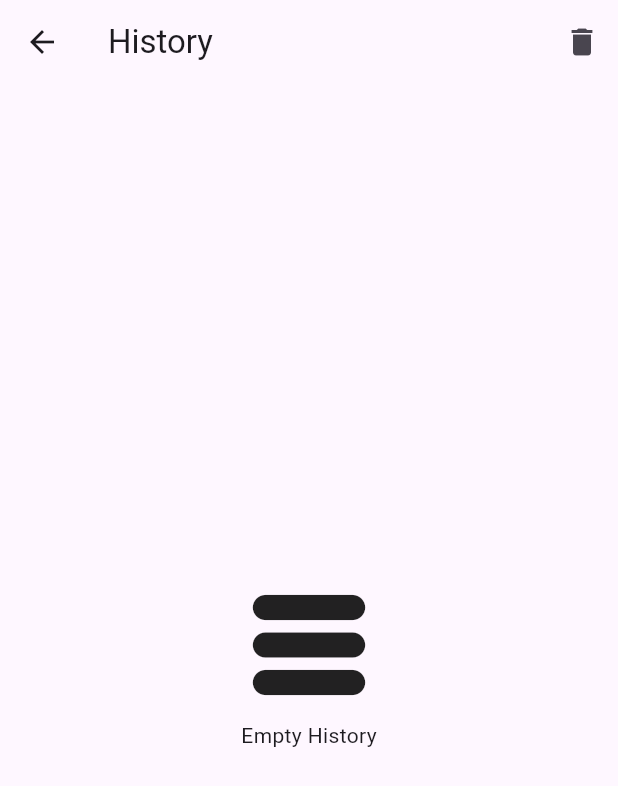
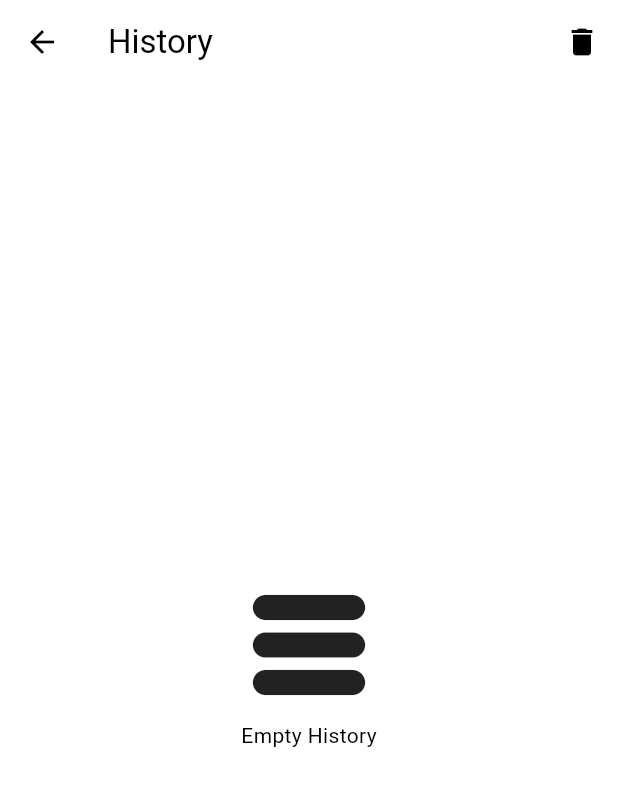
Before and after one commit to Ahmed-Khaled-ibrahem/mokarabia, a Flutter app: the HomeScreen screen opened directly, after a tap on the "add circle" icon, after a tap on "History", on a phone screen of 412 x 824 dp. Shown: the top 786 px of the screen. Run offline on Flutter 3.47's test engine with Material 2 defaults, Android fonts, the phone set to English and light mode, and no system bars; our stand-ins replace dio, firebase_core, firebase_database, firebase_messaging, flutter_bloc, flutter_slidable and 3 more; accounts and stored records are empty.

Commit message:
initialise app theme

```diff
--- a/lib/cubit/app_cubit.dart
+++ b/lib/cubit/app_cubit.dart
@@ -7,7 +7,6 @@ import 'package:mokarabia/model/order.dart';
 import 'package:mokarabia/model/order_sent_state.dart';
 import 'package:mokarabia/model/product.dart';
 import 'package:mokarabia/repo/sql.dart';
-import 'package:motion_toast/motion_toast.dart';
 import '../repo/pref_helper.dart';
 import 'app_states.dart';
 import 'package:flutter_bloc/flutter_bloc.dart';
@@ -107,6 +106,7 @@ class AppCubit extends Cubit<AppStates> {
 
       historyTable.insertRow(myOrder.export());
 
+      sendNotification(myOrder.personName);
       // var map = await historyTable.readData();
 
     }).
--- a/lib/repo/pref_helper.dart
+++ b/lib/repo/pref_helper.dart
@@ -5,6 +5,7 @@ import 'package:shared_preferences/shared_preferences.dart';
 enum PreferenceKey {
   loginState,
   userName,
+  theme
 }
 
 extension KeyExtension on PreferenceKey {
@@ -14,6 +15,8 @@ extension KeyExtension on PreferenceKey {
         return 'loginState';
       case PreferenceKey.userName:
         return 'userName';
+      case PreferenceKey.theme:
+        return 'theme';
     }
   }
 }
--- a/lib/view/layout/admin/admin_home_screen.dart
+++ b/lib/view/layout/admin/admin_home_screen.dart
@@ -1,3 +1,4 @@
+import 'package:firebase_messaging/firebase_messaging.dart';
 import 'package:flutter/material.dart';
 import 'package:flutter_bloc/flutter_bloc.dart';
 import 'package:mokarabia/model/login_states.dart';
@@ -63,9 +64,12 @@ class AdminHomeScreen extends StatelessWidget {
                   IconButton(onPressed: (){
 
                     showConfirmDialog(context,(){
+
                       Navigator.of(context).pop();
                       PreferenceHelper.putDataInSharedPreference(value: LoginState.none, key: PreferenceKey.loginState);
                       navigateReplacementTo(context, LoginScreen());
+                      FirebaseMessaging.instance.unsubscribeFromTopic("alert");
+
                     },'Logout','Are you sure that you want to Logout');
 
                     }, icon: const Icon(Icons.logout)),
--- a/lib/view/layout/admin/summury_screen.dart
+++ b/lib/view/layout/admin/summury_screen.dart
@@ -13,9 +13,9 @@ class SummaryScreen extends StatelessWidget {
         AppCubit cubit = AppCubit.get(context);
 
         return Scaffold(
-          floatingActionButton: FloatingActionButton(onPressed: () {
-            cubit.sendNotification('ahmed k');
-          }),
+          // floatingActionButton: FloatingActionButton(onPressed: () {
+          //   cubit.sendNotification('ahmed k');
+          // }),
           body: Column(
             children: [
               Row(
--- a/lib/view/layout/login/login_screen.dart
+++ b/lib/view/layout/login/login_screen.dart
@@ -1,5 +1,7 @@
 import 'dart:async';
+import 'package:firebase_messaging/firebase_messaging.dart';
 import 'package:flutter/material.dart';
+import 'package:flutter/services.dart';
 import 'package:flutter_bloc/flutter_bloc.dart';
 import 'package:lottie/lottie.dart';
 import 'package:mokarabia/cubit/app_cubit.dart';
@@ -21,7 +23,12 @@ class LoginScreen extends StatelessWidget {
 
   @override
   Widget build(BuildContext context) {
-    return GestureDetector(
+
+    return AnnotatedRegion<SystemUiOverlayStyle>(
+      value: Theme.of(context).brightness == Brightness.light?
+      SystemUiOverlayStyle.dark:SystemUiOverlayStyle.light,
+
+      child: GestureDetector(
         onTap: () {
           FocusScopeNode currentFocus = FocusScope.of(context);
           if (!currentFocus.hasPrimaryFocus) {
@@ -58,7 +65,7 @@ class LoginScreen extends StatelessWidget {
           return shouldPop!;
         },
         child: Scaffold(
-          backgroundColor: darkMainColor,
+            backgroundColor: Theme.of(context).colorScheme.primary,
             body: SafeArea(
               child: SingleChildScrollView(
                 child: Column(
@@ -70,8 +77,9 @@ class LoginScreen extends StatelessWidget {
                       ],
                     ),
                     Transform.scale(
-                    scale: 1.5,
-                    child: Lottie.asset(
+                      scale: Theme.of(context).brightness == Brightness.dark? 1:1.5,
+                      child: Lottie.asset(Theme.of(context).brightness == Brightness.dark?
+                      'assets/lottie/coffe-orange.zip':
                       'assets/lottie/coffee-time2.zip',
                         height: 300
                       ),
@@ -82,8 +90,8 @@ class LoginScreen extends StatelessWidget {
                       // padding: EdgeInsets.only(bottom: MediaQuery.of(context).viewInsets.bottom),
                       margin: const EdgeInsets.all(20),
                       decoration: BoxDecoration(
-                        borderRadius: BorderRadius.circular(20),
-                        color: Colors.white.withOpacity(0.8)),
+                          borderRadius: BorderRadius.circular(10),
+                          color: Colors.white.withOpacity(0.3)),
                       child: Column(
                         children: [
                           Form(
@@ -151,6 +159,7 @@ class LoginScreen extends StatelessWidget {
           ),
       );
   },
+),
       ),
     );
   }
@@ -223,6 +232,9 @@ class LoginScreen extends StatelessWidget {
                         ScaffoldMessenger.of(context).showSnackBar(
                           const SnackBar(content: Text('Welcome to admin access')),
                         );
+
+                        FirebaseMessaging.instance.subscribeToTopic("alert");
+
                       }
 
                     },
--- a/lib/view/resources/theme/app_theme.dart
+++ b/lib/view/resources/theme/app_theme.dart
@@ -1,9 +1,77 @@
 import 'package:flutter/material.dart';
 
-Color mainColor = const Color(0xFFC8B6A6);
-Color darkMainColor = const Color(0xFFA9907E);
+class AppColors{
+  static Color cubColor1 = const Color(0xFF6b4c30);
+  static Color cubColor2 = const Color(0xFF6b4320);
+  static Color lightBrown = const Color(0xFFDBD0C0);
+  static Color orange = const Color(0xFFE5890A);
+  static Color white = const Color(0xFFE6E6E6);
+  static Color black = const Color(0xFF424642);
+}
 
-ThemeData appTheme = ThemeData(
-primarySwatch: Colors.blue,
-  useMaterial3: true
+
+ThemeData lightTheme = ThemeData(
+  useMaterial3: true,
+  brightness: Brightness.light,
+  primarySwatch: Colors.orange,
+  primaryColor: AppColors.orange,
+  colorScheme: ColorScheme.light(
+    brightness: Brightness.light,
+    primary: AppColors.lightBrown,
+
+    background: AppColors.white,
+    onBackground: AppColors.black,
+
+  ),
+  // appBarTheme: AppBarTheme(
+  //   color: Colors.red
+  // ),
+
+  textButtonTheme: TextButtonThemeData(
+    style: ButtonStyle(
+      foregroundColor: MaterialStateProperty.all(AppColors.cubColor1)
+    )
+  ),
+
+  elevatedButtonTheme: ElevatedButtonThemeData(
+    style: ButtonStyle(
+        foregroundColor: MaterialStateProperty.all(AppColors.white),
+        backgroundColor: MaterialStateProperty.all(AppColors.cubColor1)
+    )
+  ),
+
+
 );
+
+ThemeData darkTheme = ThemeData(
+  useMaterial3: true,
+  brightness: Brightness.dark,
+  primarySwatch: Colors.orange,
+    primaryColor: AppColors.orange,
+
+  colorScheme:  ColorScheme.dark(
+      brightness: Brightness.dark,
+      primary: AppColors.black,
+
+    background: AppColors.white,
+    onBackground: AppColors.black,
+  ),
+
+    textButtonTheme: TextButtonThemeData(
+        style: ButtonStyle(
+            foregroundColor: MaterialStateProperty.all(AppColors.cubColor1)
+        )
+    ),
+
+    elevatedButtonTheme: ElevatedButtonThemeData(
+        style: ButtonStyle(
+            foregroundColor: MaterialStateProperty.all(AppColors.white),
+            backgroundColor: MaterialStateProperty.all(AppColors.cubColor1)
+        )
+    ),
+
+    // appBarTheme: AppBarTheme(
+    //     backgroundColor: Colors.red,
+    //   iconTheme: IconThemeData(color: Colors.red,),
+    // )
+);
--- a/pubspec.yaml
+++ b/pubspec.yaml
@@ -27,6 +27,8 @@ dependencies:
   vibration: ^1.7.6
   dio: ^4.0.4
   http: ^0.13.5
+  flutter_launcher_icons: ^0.13.0
+
 
 dev_dependencies:
   flutter_test:
```
Also changed, not shown: flutter_launcher_icons.yaml (added, +20 -0 lines), lib/main.dart (+11 -9 lines), assets/images/logoC.png (added), pubspec.lock, 10 other files. Lines whose indentation alone changed are shown as unchanged.
